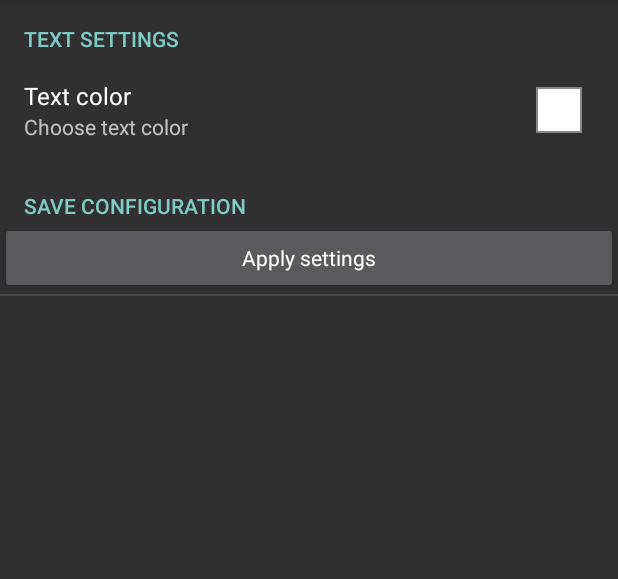
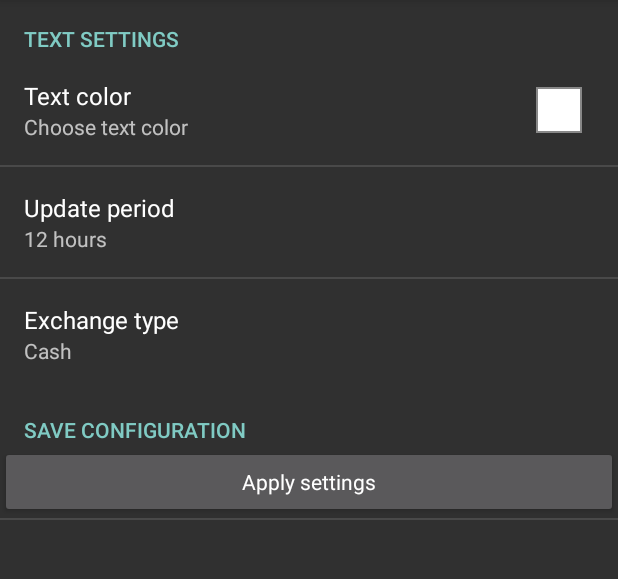
Before and after one commit to yaroslav-shlapak/PrivatCurrency, an Android app: the SettingsActivity screen opened directly, with no data from a screen before it, on a phone screen of 412 x 824 dp, the part 84-663 px from its top. Run offline under Robolectric (Android 15) with nearby library versions, the phone set to English and light mode, and no system bars.

Commit message:
Widget works properly Stated to implement Preferences
Signed-off-by: y.shlapak <y.shlapak@samsung.com>

```diff
--- a/app/src/main/java/com/voidgreen/privatcurrency/data/DownloadCurrencyTask.java
+++ b/app/src/main/java/com/voidgreen/privatcurrency/data/DownloadCurrencyTask.java
@@ -7,10 +7,10 @@ import android.net.Uri;
 import android.os.AsyncTask;
 import android.util.Log;
 
-import com.voidgreen.privatcurrency.data.CurrencyContract;
 import com.voidgreen.privatcurrency.json.JsonMessage;
 import com.voidgreen.privatcurrency.json.JsonParser;
 import com.voidgreen.privatcurrency.utilities.Constants;
+import com.voidgreen.privatcurrency.widget.Utility;
 
 import java.io.IOException;
 import java.io.InputStream;
@@ -123,6 +123,7 @@ public class DownloadCurrencyTask extends AsyncTask<String, Void, List> {
             }
         }
 
+        Utility.updateAllWidgetsFromOutside(context);
     }
 
     // Given a URL, establishes an HttpUrlConnection and retrieves
--- /dev/null
+++ b/app/src/main/res/values/array.xml
@@ -0,0 +1,33 @@
+<?xml version="1.0" encoding="utf-8"?>
+<resources>
+    <string-array name="updtateTime">
+        <item>@string/item10m</item>
+        <item>@string/item1h</item>
+        <item>@string/item3h</item>
+        <item>@string/item6h</item>
+        <item>@string/item12h</item>
+        <item>@string/item24h</item>
+    </string-array>
+
+    <string-array name="updtateTimeValues">
+        <item>10</item>
+        <item>60</item>
+        <item>180</item>
+        <item>360</item>
+        <item>720</item>
+        <item>1440</item>
+    </string-array>
+
+    <string-array name="exchangeType">
+        <item>@string/itemCard</item>
+        <item>@string/itemCash</item>
+    </string-array>
+
+    <string-array name="exchangeTypeValues">
+        <item>card</item>
+        <item>cash</item>
+    </string-array>
+
+
+
+</resources>
--- a/app/src/main/res/values/strings.xml
+++ b/app/src/main/res/values/strings.xml
@@ -10,15 +10,36 @@
     <string name="battery_info_shared_pref_key">battery info</string>
     <string name="pref_text_size_key">text size</string>
     <string name="pref_text_size_title">Text size</string>
+
     <string name="pref_update_period_key">update period</string>
     <string name="pref_update_period_title">Update period</string>
+
     <string name="pref_text_color_key">text color</string>
     <string name="pref_text_color_title">Text color</string>
 
     <string name="pref_apply_button_key">apply button</string>
     <string name="pref_apply_button_title">Apply settings</string>
 
+    <string name="pref_exchange_type_key">exchangeType</string>
+    <string name="pref_exchange_type_title">Exchange type</string>
+
     <!-- Color picker-->
     <string name="dialog_color_picker">Color Picker</string>
     <string name="press_color_to_apply">Press on Color to apply</string>
+
+
+    <string name="emtyViewText">loading...</string>
+    <string name="connectionProblem">Connetion problem</string>
+
+    <string name="item10m">10 minutes</string>
+    <string name="item1h">1 hour</string>
+    <string name="item3h">3 hours</string>
+    <string name="item6h">6 hours</string>
+    <string name="item12h">12 hours</string>
+    <string name="item24h">24 hours</string>
+
+    <string name="itemCard">Card</string>
+    <string name="itemCash">Cash</string>
+
+
 </resources>
--- a/app/src/main/res/xml/preferences.xml
+++ b/app/src/main/res/xml/preferences.xml
@@ -7,6 +7,23 @@
             android:key="@string/pref_text_color_key"
             android:summary="Choose text color"
             android:title="@string/pref_text_color_title" />
+        <ListPreference
+            android:defaultValue="720"
+            android:dialogTitle="@string/pref_update_period_title"
+            android:entries="@array/updtateTime"
+            android:entryValues="@array/updtateTimeValues"
+            android:key="@string/pref_update_period_key"
+            android:summary="@string/item12h"
+            android:title="@string/pref_update_period_title" />
+        <ListPreference
+            android:defaultValue="@string/itemCash"
+            android:dialogTitle="@string/pref_exchange_type_title"
+            android:entries="@array/exchangeType"
+            android:entryValues="@array/exchangeTypeValues"
+            android:key="@string/pref_update_period_key"
+            android:summary="@string/itemCash"
+            android:title="@string/pref_exchange_type_title" />
+
     </PreferenceCategory>
 
     <PreferenceCategory android:title="SAVE CONFIGURATION">
--- a/app/src/main/res/xml/widget_info.xml
+++ b/app/src/main/res/xml/widget_info.xml
@@ -3,7 +3,8 @@
     android:initialLayout="@layout/widget_layout"
     android:minHeight="50dp"
     android:minWidth="100dp"
-    android:updatePeriodMillis="1000">
+    android:updatePeriodMillis="1000"
+    android:previewImage="@drawable/ic_action_settings">
 <!--    android:configure="com.voidgreen.privatcurrency.settings.SettingsActivity" >-->
 
 </appwidget-provider>
```
Also changed, not shown: app/src/main/java/com/voidgreen/privatcurrency/MainActivity.java (+19 -21 lines), app/src/main/java/com/voidgreen/privatcurrency/widget/CurrencyWidgetProvider.java (+23 -0 lines), app/src/main/java/com/voidgreen/privatcurrency/widget/Utility.java (+44 -13 lines), app/src/main/java/com/voidgreen/privatcurrency/widget/WidgetService.java (+21 -19 lines), app/src/main/res/layout/widget_layout.xml (+10 -0 lines), 1 other file.
